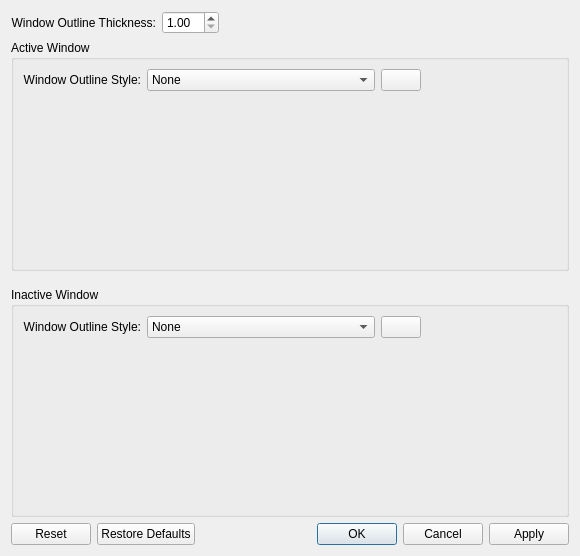
Above: kdecoration/config/ui/windowoutlinestyle.ui from sonicde-debian/silver-theme before the change. Below: the same form after it.
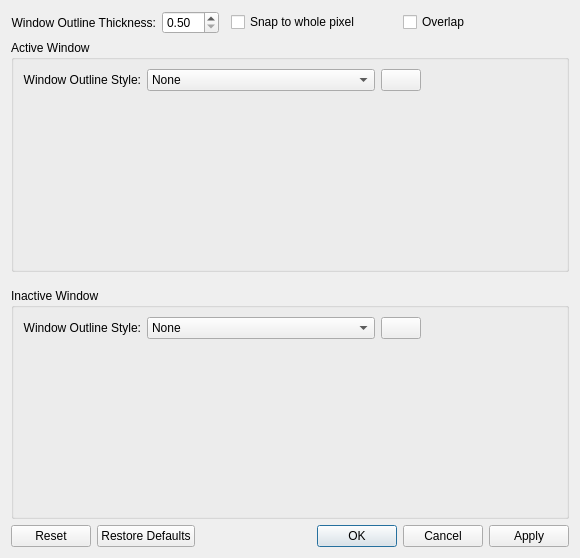
That is the form after the change. Icons and pictures are not drawn. Custom widgets are drawn as their Qt base class.

Patch:
```diff
--- a/kdecoration/config/ui/windowoutlinestyle.ui
+++ b/kdecoration/config/ui/windowoutlinestyle.ui
@@ -7,7 +7,7 @@
         <x>0</x>
         <y>0</y>
         <width>580</width>
-        <height>556</height>
+    <height>558</height>
       </rect>
     </property>
     <property name="windowTitle">
@@ -15,9 +15,14 @@
     </property>
     <layout class="QVBoxLayout" name="verticalLayout">
       <item>
+    <layout class="QHBoxLayout" name="horizontalLayout">
+     <item>
         <layout class="QFormLayout" name="formLayout_6">
           <property name="fieldGrowthPolicy">
-            <enum>QFormLayout::FieldsStayAtSizeHint</enum>
+        <enum>QFormLayout::FieldGrowthPolicy::FieldsStayAtSizeHint</enum>
+       </property>
+       <property name="rightMargin">
+        <number>6</number>
           </property>
           <item row="1" column="0">
             <widget class="QLabel" name="label_30">
@@ -35,7 +40,7 @@
           <item row="1" column="1">
             <widget class="QDoubleSpinBox" name="thinWindowOutlineThickness">
               <property name="minimum">
-                <double>1.000000000000000</double>
+          <double>0.500000000000000</double>
               </property>
               <property name="maximum">
                 <double>10.000000000000000</double>
@@ -48,6 +53,34 @@
         </layout>
       </item>
       <item>
+      <widget class="QCheckBox" name="windowOutlineSnapToWholePixel">
+       <property name="sizePolicy">
+        <sizepolicy hsizetype="MinimumExpanding" vsizetype="Fixed">
+         <horstretch>0</horstretch>
+         <verstretch>0</verstretch>
+        </sizepolicy>
+       </property>
+       <property name="text">
+        <string>Snap to whole pixel</string>
+       </property>
+      </widget>
+     </item>
+     <item>
+      <widget class="QCheckBox" name="windowOutlineOverlap">
+       <property name="sizePolicy">
+        <sizepolicy hsizetype="MinimumExpanding" vsizetype="Fixed">
+         <horstretch>0</horstretch>
+         <verstretch>0</verstretch>
+        </sizepolicy>
+       </property>
+       <property name="text">
+        <string>Overlap</string>
+       </property>
+      </widget>
+     </item>
+    </layout>
+   </item>
+   <item>
         <widget class="QGroupBox" name="activeWindowGroupBox">
           <property name="title">
             <string>Active Window</string>
```
Left out of the diff: 422 changed lines with no effect on the pictures. Lines whose indentation alone changed are shown as unchanged.
